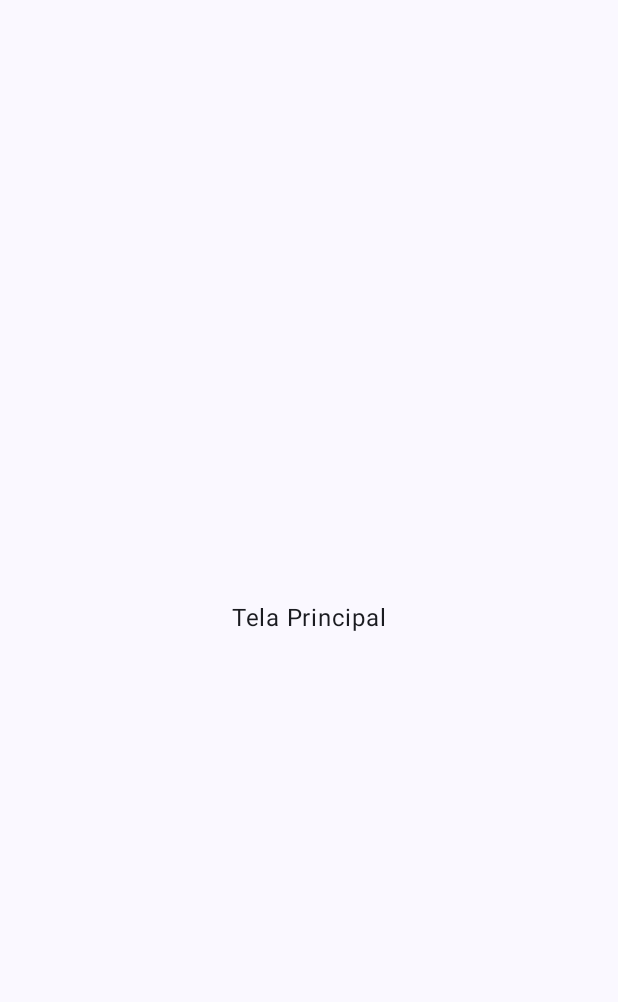
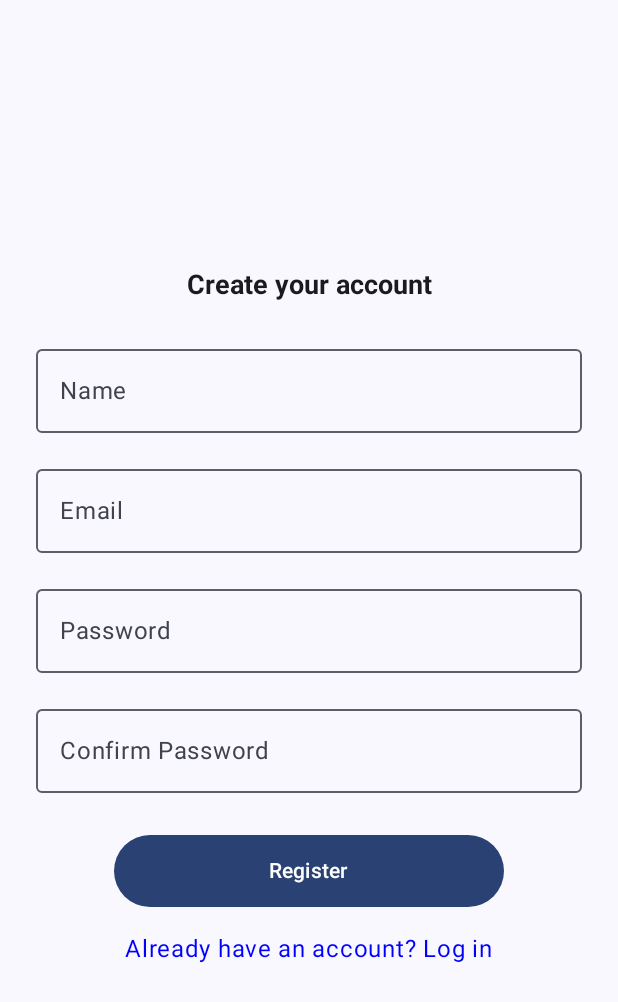
Before and after one commit to Morkstn/Startup, an Android app built with Jetpack Compose: the screen it shows after launch (MainActivity), on a phone screen of 412 x 824 dp. Before the commit the part shown is almost empty. Shown: the top 1002 px of the screen. Run offline under Robolectric (Android 15) with nearby library versions, the phone set to English and light mode, and no system bars; our stand-ins replace Firebase (no records; nobody signed in at launch, a user with empty details on screens opened directly).

```diff
--- a/app/src/main/java/com/fiap/startup/MainActivity.kt
+++ b/app/src/main/java/com/fiap/startup/MainActivity.kt
@@ -6,44 +6,35 @@ import androidx.activity.compose.setContent
 import androidx.compose.foundation.layout.fillMaxSize
 import androidx.compose.material3.MaterialTheme
 import androidx.compose.material3.Surface
-import androidx.compose.material3.Text
-import androidx.compose.runtime.Composable
 import androidx.compose.ui.Modifier
-import androidx.compose.ui.tooling.preview.Preview
 import com.fiap.startup.navigation.AppNavigation
 import com.fiap.startup.ui.theme.StartupTheme
+import com.google.firebase.FirebaseApp
 
 class MainActivity : ComponentActivity() {
     override fun onCreate(savedInstanceState: Bundle?) {
         super.onCreate(savedInstanceState)
+
+        // Initialize Firebase
+
+        FirebaseApp.initializeApp(this)
+
         setContent {
-            StartupTheme {
+           StartupTheme {
                 // A surface container using the 'background' color from the theme
+
                 Surface(
                     modifier = Modifier.fillMaxSize(),
                     color = MaterialTheme.colorScheme.background
                 ) {
-                    //Greeting("Android")
+
+                    //AppNavigation()
+
                     AppNavigation()
+
+
                 }
             }
         }
     }
 }
-
-/*@Composable
-fun Greeting(name: String, modifier: Modifier = Modifier) {
-    Text(
-        text = "Hello $name!",
-        modifier = modifier
-    )
-}*/
-
-/*
-@Preview(showBackground = true)
-@Composable
-fun GreetingPreview() {
-    StartupTheme {
-        Greeting("Android")
-    }
-}*/
--- a/app/src/main/java/com/fiap/startup/MainScreen.kt
+++ b/app/src/main/java/com/fiap/startup/MainScreen.kt
@@ -11,7 +11,7 @@ import androidx.compose.ui.tooling.preview.Preview
 
 
 @Composable
-fun MainScreen(){
+fun MainScreen() {
     Column(modifier = Modifier.fillMaxSize(),
         horizontalAlignment = Alignment.CenterHorizontally,
         verticalArrangement = Arrangement.Center
@@ -23,5 +23,7 @@ fun MainScreen(){
 @Preview(showBackground = true)
 @Composable
 fun MainScreenPreview(){
+
     MainScreen()
+
 }
--- /dev/null
+++ b/app/src/main/java/com/fiap/startup/SingUpScreen.kt
@@ -0,0 +1,161 @@
+package com.fiap.startup
+
+import androidx.compose.foundation.clickable
+import androidx.compose.foundation.layout.Arrangement
+import androidx.compose.foundation.layout.Column
+import androidx.compose.foundation.layout.Spacer
+import androidx.compose.foundation.layout.fillMaxSize
+import androidx.compose.foundation.layout.fillMaxWidth
+import androidx.compose.foundation.layout.height
+import androidx.compose.foundation.layout.padding
+import androidx.compose.foundation.layout.width
+import androidx.compose.material3.Button
+import androidx.compose.material3.ExperimentalMaterial3Api
+import androidx.compose.material3.OutlinedTextField
+import androidx.compose.material3.Text
+import androidx.compose.runtime.Composable
+import androidx.compose.runtime.getValue
+import androidx.compose.runtime.mutableStateOf
+import androidx.compose.runtime.remember
+import androidx.compose.runtime.setValue
+import androidx.compose.ui.Alignment
+import androidx.compose.ui.Modifier
+import androidx.compose.ui.graphics.Color
+import androidx.compose.ui.text.TextStyle
+import androidx.compose.ui.text.font.FontWeight
+import androidx.compose.ui.text.input.PasswordVisualTransformation
+import androidx.compose.ui.tooling.preview.Preview
+import androidx.compose.ui.unit.dp
+import androidx.compose.ui.unit.sp
+import androidx.navigation.NavController
+import androidx.navigation.compose.rememberNavController
+import com.fiap.startup.navigation.AppScreen
+import com.google.firebase.auth.FirebaseAuth
+
+@OptIn(ExperimentalMaterial3Api::class)
+@Composable
+fun SingUpScreen(navController: NavController) {
+    var name by remember { mutableStateOf("") }
+    var email by remember { mutableStateOf("") }
+    var password by remember { mutableStateOf("") }
+    var confirmPassword by remember { mutableStateOf("") }
+    var errorMessage by remember { mutableStateOf("") }
+
+    Column(
+        modifier = Modifier
+            .fillMaxSize()
+            .padding(16.dp),
+        verticalArrangement = Arrangement.Center,
+        horizontalAlignment = Alignment.CenterHorizontally
+    ) {
+        Text(
+            text = "Create your account",
+            style = TextStyle(fontSize = 18.sp, fontWeight = FontWeight.Bold),
+            modifier = Modifier.padding(bottom = 16.dp)
+        )
+        OutlinedTextField(
+            value = name,
+            onValueChange = { name = it },
+            label = { Text("Name") },
+            modifier = Modifier
+                .fillMaxWidth()
+                .padding(8.dp)
+
+        )
+        OutlinedTextField(
+            value = email,
+            onValueChange = { email = it },
+            label = {
+                Text("Email")
+            },
+            modifier = Modifier
+                .fillMaxWidth()
+                .padding(8.dp)
+        )
+        OutlinedTextField(
+            value = password,
+            onValueChange = { password = it },
+            label = { Text("Password") },
+            visualTransformation = PasswordVisualTransformation(),
+            modifier = Modifier
+                .fillMaxWidth()
+                .padding(8.dp)
+        )
+        OutlinedTextField(
+            value = confirmPassword,
+            onValueChange = { confirmPassword = it },
+            label = { Text("Confirm Password") },
+            visualTransformation = PasswordVisualTransformation(),
+            modifier = Modifier
+                .fillMaxWidth()
+                .padding(8.dp)
+        )
+        Spacer(modifier = Modifier.height(20.dp))
+        Button(
+            onClick = {
+                // Authenticate using Firebase
+                val auth = FirebaseAuth.getInstance()
+
+                auth.fetchSignInMethodsForEmail(email)
+                    .addOnCompleteListener { task ->
+                        if (task.isSuccessful) {
+                            val signInMethods = task.result?.signInMethods ?: emptyList()
+
+                            if (signInMethods.isNotEmpty()) {
+                                // Email already exists, navigate to login
+                                navController.navigate(AppScreen.LoginScreen.route)
+                            } else {
+                                // Authentication failed, handle error
+                                auth.createUserWithEmailAndPassword(email, password)
+                                    .addOnCompleteListener { registrationTask ->
+                                        if (registrationTask.isSuccessful) {
+                                            // Registration successful, navigate to main screen
+                                            navController.navigate(AppScreen.MainScreen.route)
+                                        } else {
+                                            errorMessage = "Authentication failed. Please check your credentials."
+                                        }
+                                    }
+                            }
+                        } else {
+                            errorMessage = "An error occurred. Please try again."
+                        }
+                    }
+            },
+            modifier = Modifier
+                .width(260.dp)
+                .height(48.dp)
+
+        ) {
+            Text("Register")
+        }
+
+        if (errorMessage.isNotEmpty()) {
+            Text(
+                text = errorMessage,
+                color = Color.Red,
+                modifier = Modifier.padding(16.dp)
+            )
+        }
+
+        /// // Add a clickable text to navigate to the login screen
+        Text(
+            text = "Already have an account? Log in",
+            color = Color.Blue,
+            modifier = Modifier
+                .padding(top = 16.dp)
+                .clickable {
+                    navController.navigate(AppScreen.LoginScreen.route)
+                }
+        )
+
+    }
+
+
+}
+
+@Preview(showBackground = true)
+@Composable
+fun SignUpPreview() {
+    val navController = rememberNavController()
+    SingUpScreen(navController = navController)
+}
--- a/app/src/main/java/com/fiap/startup/SplashScreen.kt
+++ b/app/src/main/java/com/fiap/startup/SplashScreen.kt
@@ -1,9 +1,7 @@
 package com.fiap.startup
 
-import android.window.SplashScreen
 import androidx.compose.foundation.Image
-import androidx.compose.foundation.layout.Arrangement
-import androidx.compose.foundation.layout.Column
+import androidx.compose.foundation.layout.Box
 import androidx.compose.foundation.layout.fillMaxSize
 import androidx.compose.foundation.layout.size
 import androidx.compose.material3.Text
@@ -26,7 +24,7 @@ fun SplashScreen(navController: NavHostController){
     LaunchedEffect(key1 = true){
         delay(5000)
         navController.popBackStack()
-        navController.navigate(AppScreen.MainScreen.route)
+        navController.navigate(AppScreen.SingUpScreen.route)
     }
 
     Splash()
@@ -34,18 +32,25 @@ fun SplashScreen(navController: NavHostController){
 
 @Composable
 fun Splash(){
-    Column(
+    Box(
         modifier = Modifier.fillMaxSize(),
-        horizontalAlignment = Alignment.CenterHorizontally,
-        verticalArrangement = Arrangement.Center
-        ) {
-        Image(painter = painterResource(id = R.drawable.logo_mjv),
-            contentDescription = "Logo MJV", Modifier.size(150.dp, 150.dp))
-        Text(text = "MJV Corporation", fontSize = 15.sp,
-            fontWeight = FontWeight.Bold
+        contentAlignment = Alignment.Center
+    ) {
+        Image(
+            painter = painterResource(id = R.drawable.logo_mjv),
+            contentDescription = "Logo MJV",
+            modifier = Modifier.size(150.dp, 150.dp)
+        )
+
+        Text(
+            text = "MJV Corporation",
+            fontSize = 15.sp,
+            fontWeight = FontWeight.Bold,
+            modifier = Modifier.align(Alignment.BottomCenter)
         )
     }
 }
+
 
 @Preview(showBackground = true)
 @Composable
--- a/app/src/main/java/com/fiap/startup/navigation/AppNavigation.kt
+++ b/app/src/main/java/com/fiap/startup/navigation/AppNavigation.kt
@@ -4,7 +4,11 @@ import androidx.compose.runtime.Composable
 import androidx.navigation.compose.NavHost
 import androidx.navigation.compose.composable
 import androidx.navigation.compose.rememberNavController
+import com.fiap.startup.ExplorerScreen
+import com.fiap.startup.LoginScreen
 import com.fiap.startup.MainScreen
+import com.fiap.startup.ProfileScreen
+import com.fiap.startup.SingUpScreen
 import com.fiap.startup.SplashScreen
 
 @Composable
@@ -14,8 +18,31 @@ fun AppNavigation() {
         composable(AppScreen.SplashScreen.route) {
             SplashScreen(navController)
         }
+        /// login para tela principal
+
+        composable(AppScreen.SingUpScreen.route){
+            SingUpScreen(navController)
+        }
+
+        composable(AppScreen.LoginScreen.route) {
+            LoginScreen(navController)
+        }
+
         composable(AppScreen.MainScreen.route) {
             MainScreen()
         }
+
+        composable(AppScreen.ProfileScreen.route){
+            ProfileScreen()
+        }
+
+        composable(AppScreen.ExplorerScreen.route){
+            ExplorerScreen()
+        }
+
+        // Configurando a barra de navegação para a tela principal
+
+
+
     }
 }
--- a/app/src/main/java/com/fiap/startup/navigation/AppScreen.kt
+++ b/app/src/main/java/com/fiap/startup/navigation/AppScreen.kt
@@ -1,6 +1,18 @@
 package com.fiap.startup.navigation
 
 sealed class AppScreen(val route: String) {
+
+
     object SplashScreen: AppScreen("splash_screen")
+
+    object LoginScreen: AppScreen("login_screen")
+
+    object SingUpScreen: AppScreen("singUp_screen")
+
     object MainScreen: AppScreen("main_screen")
+
+    object ExplorerScreen: AppScreen("explorer_screen")
+
+    object ProfileScreen: AppScreen("profile_screen")
+
 }
--- a/app/src/main/res/values/strings.xml
+++ b/app/src/main/res/values/strings.xml
@@ -1,3 +1,8 @@
 <resources>
     <string name="app_name">Startup</string>
+    <string name="title_activity_login">LoginActivity</string>
+    <string name="title_activity_register">RegisterActivity</string>
+    <string name="title_activity_main2">MainActivity2</string>
+    <string name="title_activity_sing_up_screen">SingUpScreen</string>
+    <string name="title_activity_logi_nscreen">LogiNScreen</string>
 </resources>
```
Also changed, not shown: app/build.gradle.kts (+51 -4 lines), app/src/main/java/com/fiap/startup/ExplorerScreen.kt (added, +15 -0 lines), app/src/main/java/com/fiap/startup/LoginScreen.kt (added, +133 -0 lines), app/src/main/java/com/fiap/startup/ProfileScreen.kt (added, +16 -0 lines), build.gradle.kts (+10 -0 lines), 1 other file.
